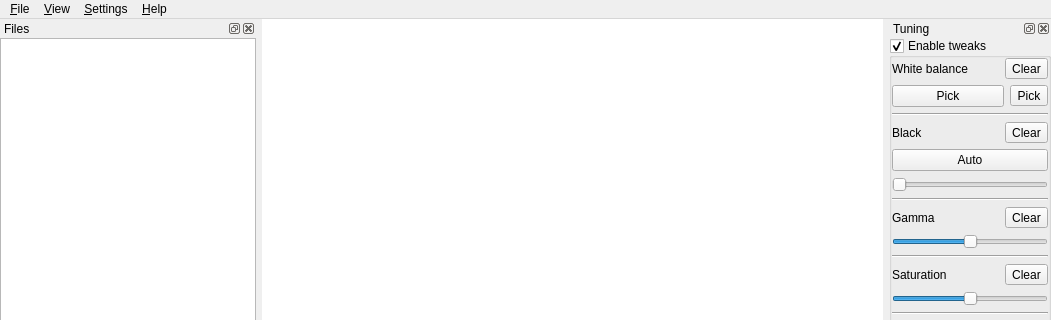
First picture: the form in src/mainwindow.ui, repository bernds/equiv, before the edit; both pictures show x 0 to 1051 and y 0 to 320 of the 1051 by 691 pixel window.
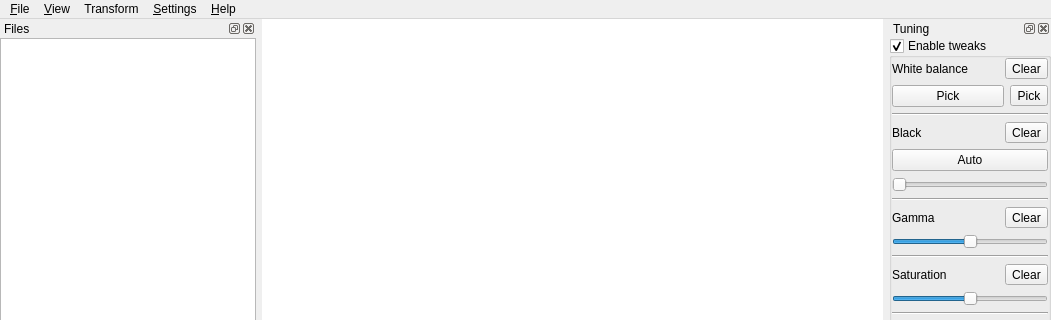
Second picture: the form after the edit. Icons and pictures are not drawn. Custom widgets are drawn as their Qt base class.

```diff
--- a/src/mainwindow.ui
+++ b/src/mainwindow.ui
@@ -79,8 +79,16 @@
     </property>
     <addaction name="action_Preferences"/>
    </widget>
+   <widget class="QMenu" name="menuTransform">
+    <property name="title">
+     <string>Transform</string>
+    </property>
+    <addaction name="action_RCW"/>
+    <addaction name="action_RCCW"/>
+   </widget>
    <addaction name="menu_File"/>
    <addaction name="menu_View"/>
+   <addaction name="menuTransform"/>
    <addaction name="menuSettings"/>
    <addaction name="menu_Help"/>
   </widget>
```
Left out of the diff: 16 changed lines with no effect on the pictures.
